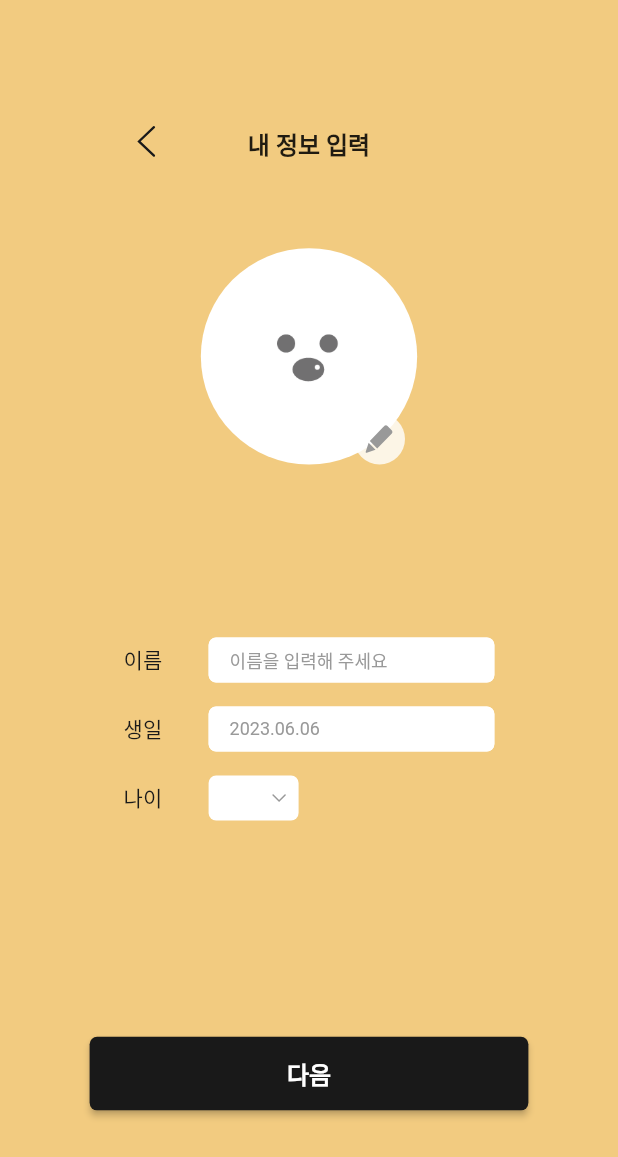
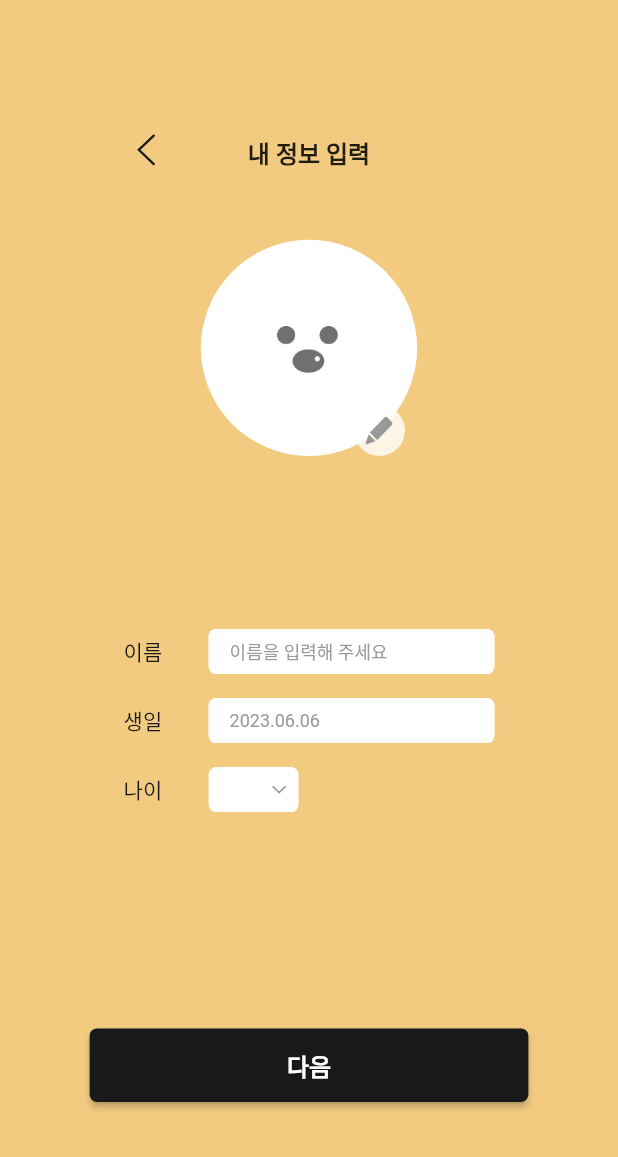
Before and after one commit to potato-club/meonghae_front, a Flutter app: the RegisterUserScreen screen opened directly, on a phone screen of 412 x 824 dp. Shown: the top 1157 px of the screen. Run offline on Flutter 3.47's test engine with Material 2 defaults, Android fonts, the phone set to English and light mode, and no system bars; our stand-ins replace carousel_slider, file_picker, flutter_svg, image_picker, table_calendar, video_player; missing offline and left inert: kakao_flutter_sdk_user.

Commit message:
feat. Design 수정

```diff
--- a/lib/main.dart
+++ b/lib/main.dart
@@ -3,6 +3,9 @@ import 'package:intl/date_symbol_data_local.dart';
 import 'package:kakao_flutter_sdk_user/kakao_flutter_sdk_user.dart';
 import 'package:flutter/services.dart';
 import 'package:meonghae_front/screens/Inquiry_1to1_screen.dart';
+import 'package:meonghae_front/screens/login_screen.dart';
+import 'package:meonghae_front/screens/select_screen.dart';
+import 'package:meonghae_front/screens/video_player_screen.dart';
 
 void main() async {
   // 카카오 앱의 클라이언트 ID를 설정
@@ -24,9 +27,10 @@ class MyApp extends StatelessWidget {
     ));
 
     return const MaterialApp(
+      debugShowCheckedModeBanner: false,
       locale: Locale('ko', 'KR'),
       title: 'Meonghae?',
-      home: InQuiry1To1Screen(),
+      home: LoginScreen(),
     );
   }
 }
--- a/lib/screens/login_screen.dart
+++ b/lib/screens/login_screen.dart
@@ -13,7 +13,7 @@ class LoginScreen extends StatefulWidget {
 }
 
 class _LoginScreenState extends State<LoginScreen> {
-  final kakaoModel = LoginModel(socialLogin: KakaoLogin());
+  var kakaoModel = LoginModel(socialLogin: KakaoLogin());
 
   @override
   Widget build(BuildContext context) {
--- a/lib/screens/register_user_screen.dart
+++ b/lib/screens/register_user_screen.dart
@@ -1,5 +1,6 @@
 import 'dart:io';
 import 'package:flutter/material.dart';
+import 'package:flutter/rendering.dart';
 import 'package:meonghae_front/screens/registered_user_screen.dart';
 import 'package:meonghae_front/themes/customColor.dart';
 import 'package:meonghae_front/widgets/common/snack_bar_widget.dart';
@@ -57,21 +58,27 @@ class _RegisterUserScreenState extends State<RegisterUserScreen> {
         mainAxisAlignment: MainAxisAlignment.center,
         children: [
           Stack(children: [
-            const Center(
-              child: Text(
-                '내 정보 입력',
-                style: TextStyle(fontSize: 16, fontWeight: FontWeight.w700),
+            const SizedBox(
+              height: 21,
+              child: Center(
+                child: Text(
+                  '내 정보 입력',
+                  style: TextStyle(fontSize: 16, fontWeight: FontWeight.w700),
+                ),
               ),
             ),
             Positioned(
-              left: MediaQuery.of(context).size.width * 0.22,
-              child: GestureDetector(
+              left: MediaQuery.of(context).size.width * 0.21,
+              child: InkWell(
                   onTap: () => Navigator.pop(context),
-                  child: const ArrowSVG(strokeColor: CustomColor.black2)),
+                  child: const Padding(
+                    padding: EdgeInsets.symmetric(horizontal: 4),
+                    child: ArrowSVG(strokeColor: CustomColor.black2),
+                  )),
             ),
           ]),
           SizedBox(
-            height: MediaQuery.of(context).size.height * 0.07,
+            height: MediaQuery.of(context).size.height * 0.06,
           ),
           UserPhotoWidget(setImageFile: setImageFile),
           SizedBox(
--- a/lib/widgets/register_user_screen/user_photo_widget.dart
+++ b/lib/widgets/register_user_screen/user_photo_widget.dart
@@ -1,4 +1,5 @@
 import 'dart:io';
+import 'dart:math';
 import 'package:flutter/material.dart';
 import 'package:meonghae_front/themes/customColor.dart';
 import 'package:image_picker/image_picker.dart';
@@ -13,8 +14,6 @@ class UserPhotoWidget extends StatefulWidget {
 }
 
 class _UserPhotoWidgetState extends State<UserPhotoWidget> {
-  @override
-  Widget build(BuildContext context) {
   File? imageFile;
   void _pickImage() async {
     final picker = ImagePicker();
@@ -23,10 +22,13 @@ class _UserPhotoWidgetState extends State<UserPhotoWidget> {
       if (pickedFile != null) {
         imageFile = File(pickedFile.path);
         widget.setImageFile(imageFile);
+        print(imageFile);
       }
     });
   }
 
+  @override
+  Widget build(BuildContext context) {
     return Stack(children: [
       Center(
         child: Container(
@@ -34,14 +36,14 @@ class _UserPhotoWidgetState extends State<UserPhotoWidget> {
           height: MediaQuery.of(context).size.width * 0.35,
           decoration: const BoxDecoration(
               color: CustomColor.white, shape: BoxShape.circle),
-          child: Transform.scale(
-            scale: 1.8,
           child: imageFile != null
               ? CircleAvatar(
                   backgroundImage: FileImage(imageFile!),
                   radius: 75,
                 )
-                : const Image(
+              : Transform.scale(
+                  scale: 1.8,
+                  child: const Image(
                     image: AssetImage(
                       'assets/images/dog_pictures/face.png',
                     ),
```
Also changed, not shown: lib/widgets/login_screen/kakao_widget.dart (+21 -10 lines). Lines whose indentation alone changed are shown as unchanged.
